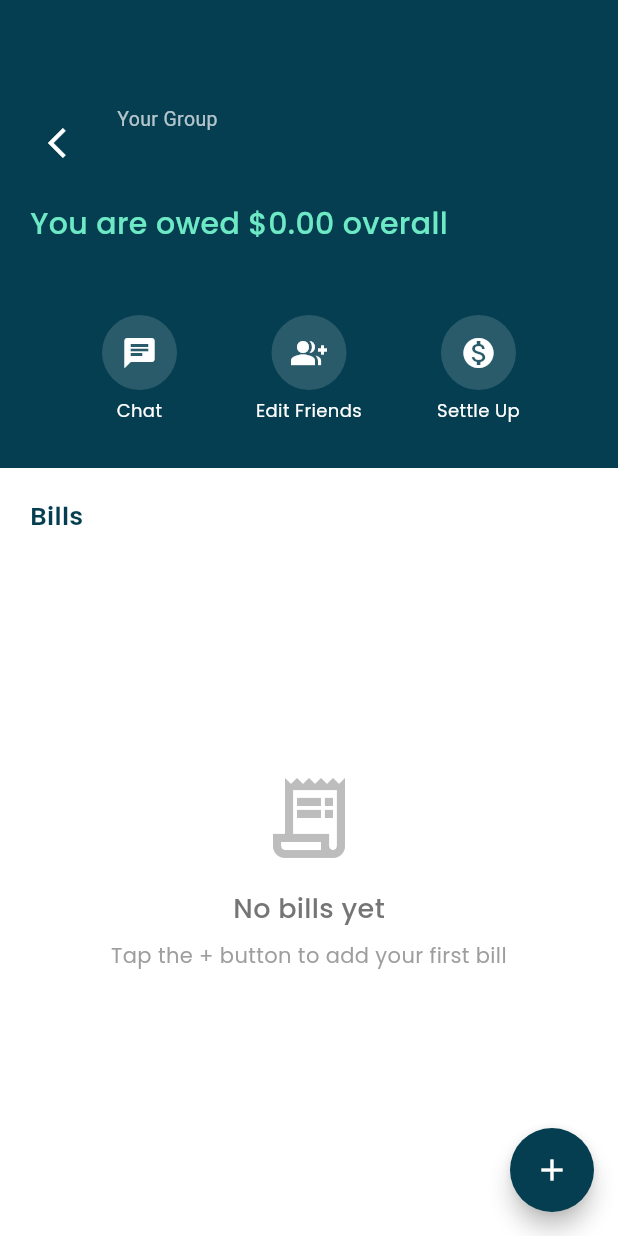
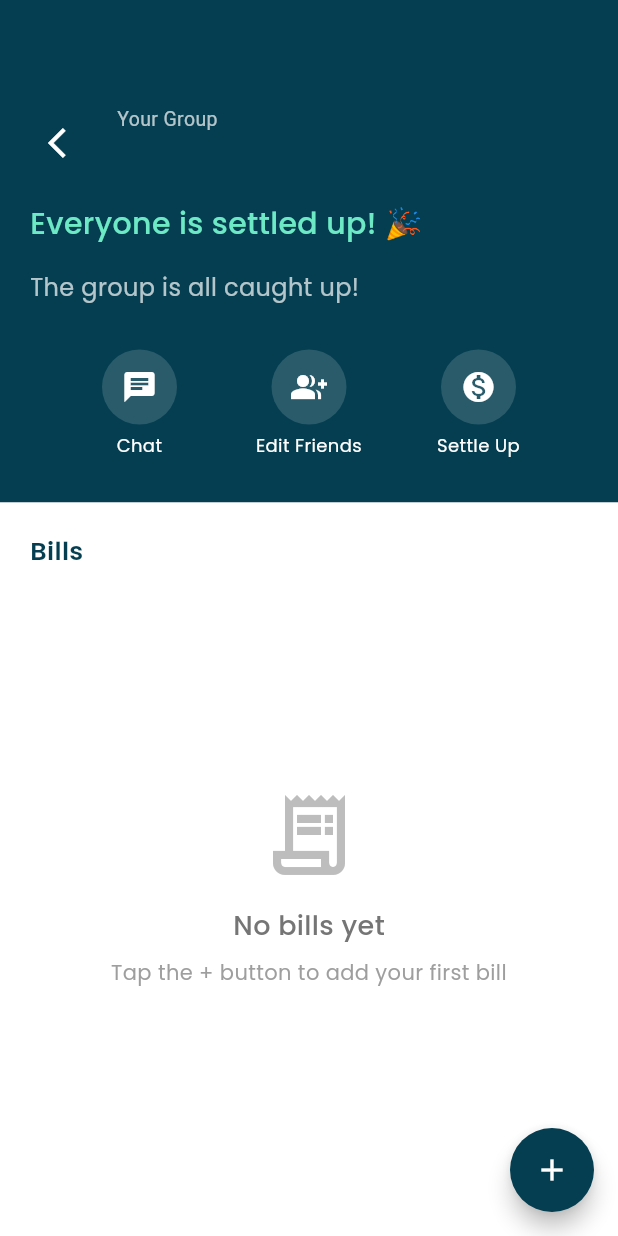
Before and after one commit to KugleBlitz007/SplitGasy, a Flutter app: the GroupPage screen opened directly with empty values, on a phone screen of 412 x 824 dp. Run offline on Flutter 3.47's test engine with Material 3 defaults, Android fonts, the phone set to English and light mode, and no system bars; our stand-ins replace cloud_firestore, firebase_auth, firebase_core, flutter_dotenv, google_fonts, google_sign_in and 1 more; accounts and stored records are empty.

Commit message:
Add message when all settled up

```diff
--- a/lib/pages/group_page.dart
+++ b/lib/pages/group_page.dart
@@ -486,11 +486,15 @@ class GroupPage extends StatelessWidget {
                           children: [
                             // Overall balance
                             Text(
-                              overallBalance >= 0
+                              overallBalance == 0
+                                ? "Everyone is settled up! 🎉"
+                                : overallBalance > 0
                                   ? "You are owed \$${overallBalance.abs().toStringAsFixed(2)} overall"
                                   : "You owe \$${overallBalance.abs().toStringAsFixed(2)} overall",
                               style: GoogleFonts.poppins(
-                                color: overallBalance >= 0
+                                color: overallBalance == 0
+                                  ? const Color(0xFF6DEAC5)
+                                  : overallBalance > 0
                                     ? const Color(0xFF6DEAC5)
                                     : const Color(0xFFFFC2C2),
                                 fontSize: 20,
@@ -500,6 +504,16 @@ class GroupPage extends StatelessWidget {
                             const SizedBox(height: 16),
 
                             // Net balances with each person
+                            if (balances.isEmpty)
+                              Text(
+                                "The group is all caught up!",
+                                style: GoogleFonts.poppins(
+                                  color: Colors.white70,
+                                  fontSize: 16,
+                                  fontWeight: FontWeight.w400,
+                                ),
+                              )
+                            else
                               ...balances.entries.map((entry) {
                                 final balance = entry.value;
                                 final otherPerson = members.firstWhere(
```
Also changed, not shown: lib/components/group_list_item.dart (+17 -6 lines). Lines whose indentation alone changed are shown as unchanged.
